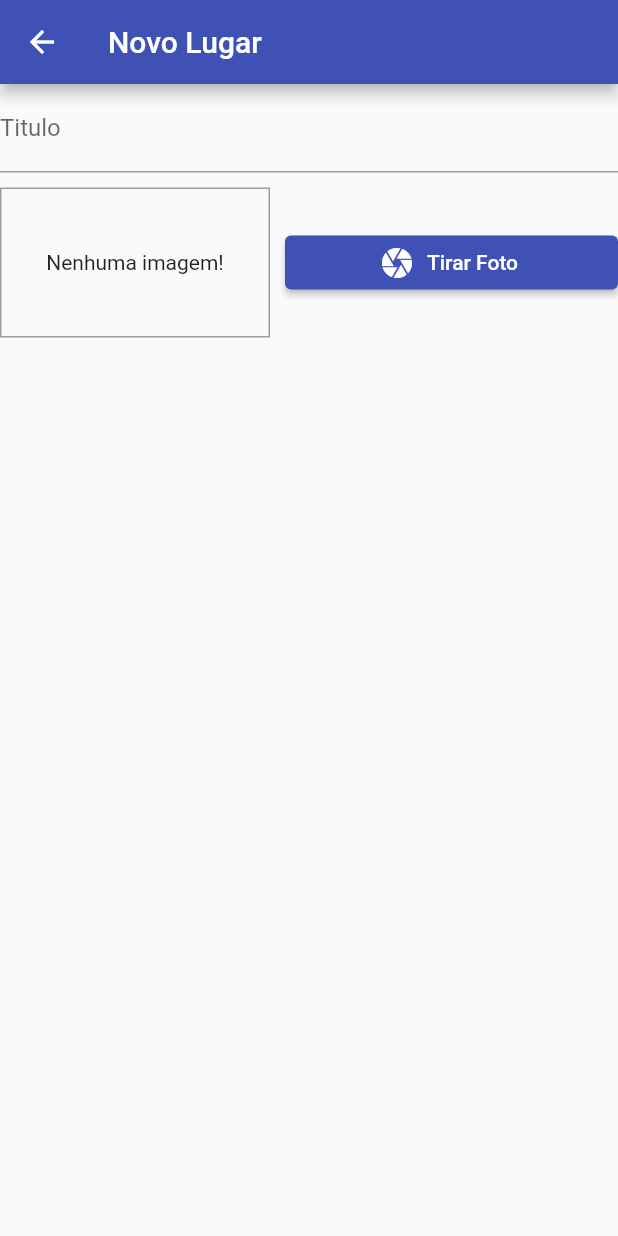
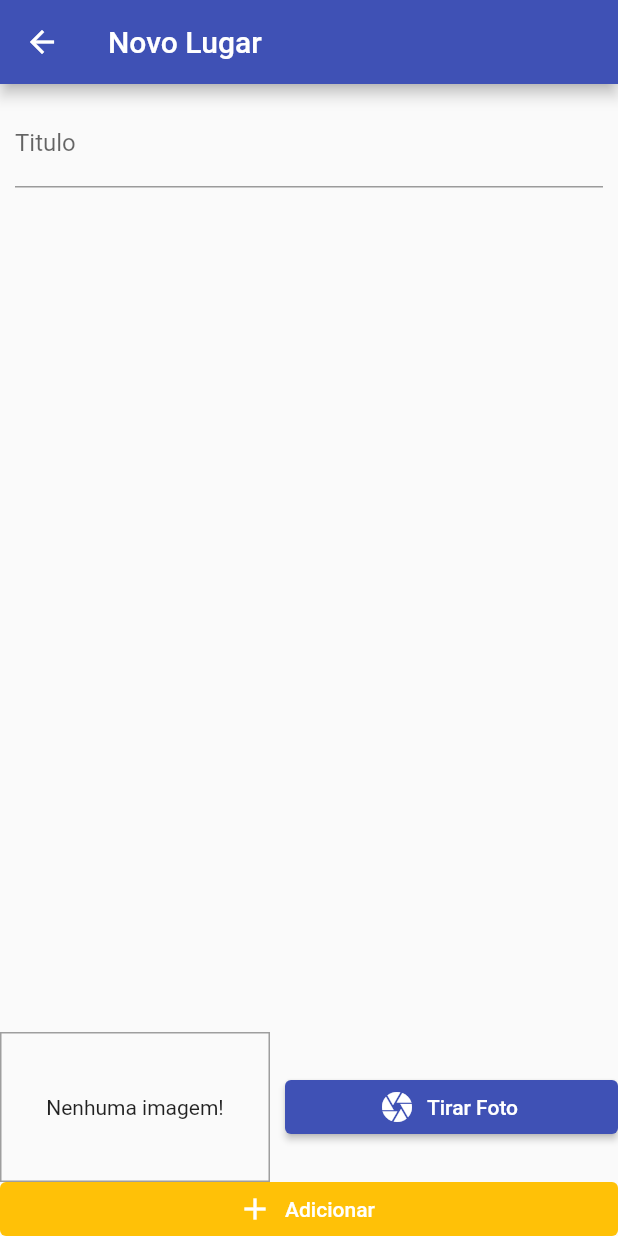
Before and after one commit to richardborgesdev/flutter-cod3r-great-places, a Flutter app: the PlaceFormScreen screen opened by its route, on a phone screen of 412 x 824 dp. Run offline on Flutter 3.47's test engine with Material 2 defaults, Android fonts, the phone set to English and light mode, and no system bars.

Commit message:
chore: organzing image form UI

```diff
--- a/lib/screens/place_form_screen.dart
+++ b/lib/screens/place_form_screen.dart
@@ -9,6 +9,10 @@ class PlaceFormScreen extends StatefulWidget {
 }
 
 class _PlaceFormScreenState extends State<PlaceFormScreen> {
+  final _titleController = TextEditingController();
+
+  void _subimitForm() {}
+
   @override
   Widget build(BuildContext context) {
     return Scaffold(
@@ -16,16 +20,41 @@ class _PlaceFormScreenState extends State<PlaceFormScreen> {
         title: const Text('Novo Lugar'),
       ),
       body: Column(
+        crossAxisAlignment: CrossAxisAlignment.stretch,
         children: [
-          TextField(
-            decoration: InputDecoration(
-              labelText: 'Titulo',
+          Expanded(
+            child: SingleChildScrollView(
+              child: Padding(
+                padding: const EdgeInsets.all(10),
+                child: Column(
+                  children: [
+                    TextField(
+                      controller: _titleController,
+                      decoration: InputDecoration(
+                        labelText: 'Titulo',
+                      ),
+                    ),
+                  ],
+                ),
+              ),
             ),
           ),
           SizedBox(
             height: 10,
           ),
-          ImageInput()
+          ImageInput(),
+          ElevatedButton.icon(
+            onPressed: _subimitForm,
+            icon: const Icon(Icons.add),
+            label: const Text(
+              'Adicionar',
+            ),
+            style: ElevatedButton.styleFrom(
+              backgroundColor: Theme.of(context).colorScheme.secondary,
+              elevation: 0,
+              tapTargetSize: MaterialTapTargetSize.shrinkWrap,
+            ),
+          ),
         ],
       ),
     );
```
